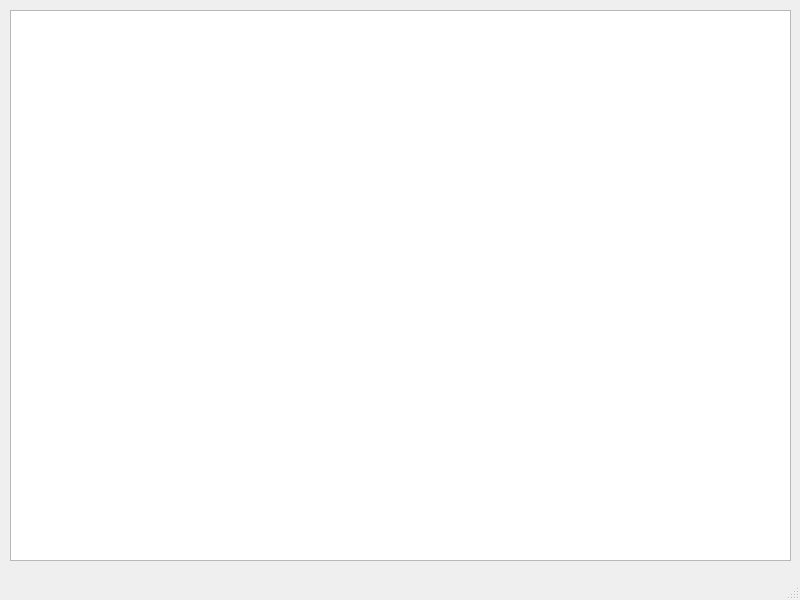
The window that mainwindow.ui (braiaantt/fifoGantt) describes before a commit, drawn with Qt 5.
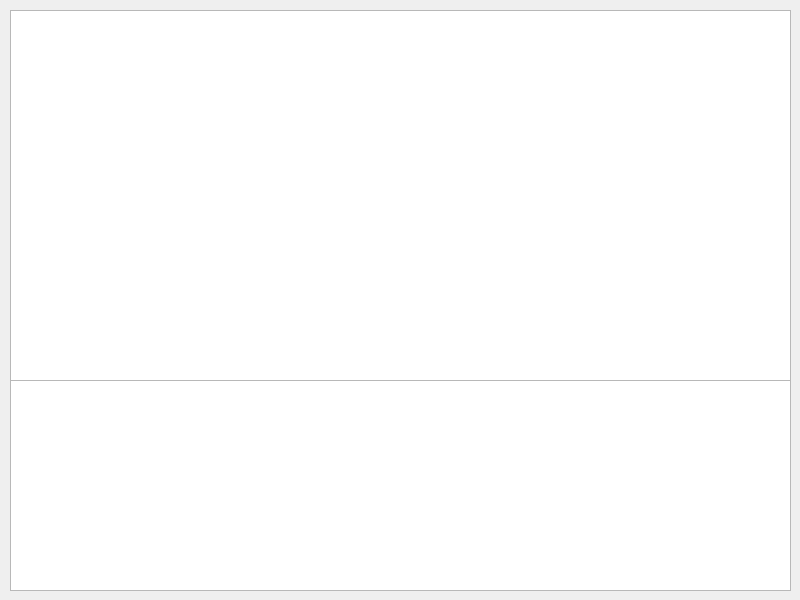
The same window after the commit.

Commit message: primera version algoritmo funcionando representandolo en ui

```diff
--- a/mainwindow.ui
+++ b/mainwindow.ui
@@ -20,7 +20,7 @@
       <x>10</x>
       <y>10</y>
       <width>781</width>
-      <height>551</height>
+      <height>371</height>
      </rect>
     </property>
     <property name="focusPolicy">
@@ -30,18 +30,23 @@
      <enum>Qt::ScrollBarAlwaysOff</enum>
     </property>
    </widget>
-  </widget>
-  <widget class="QMenuBar" name="menubar">
+   <widget class="QGraphicsView" name="graphicsView_2">
    <property name="geometry">
     <rect>
-     <x>0</x>
-     <y>0</y>
-     <width>800</width>
-     <height>21</height>
-    </rect>
-   </property>
-  </widget>
-  <widget class="QStatusBar" name="statusbar"/>
+      <x>10</x>
+      <y>380</y>
+      <width>781</width>
+      <height>211</height>
+     </rect>
+    </property>
+    <property name="focusPolicy">
+     <enum>Qt::NoFocus</enum>
+    </property>
+    <property name="verticalScrollBarPolicy">
+     <enum>Qt::ScrollBarAlwaysOff</enum>
+    </property>
+   </widget>
+  </widget>
  </widget>
  <resources/>
  <connections/>
```
Lines whose indentation alone changed are shown as unchanged. The commit also changes 7 other files.
